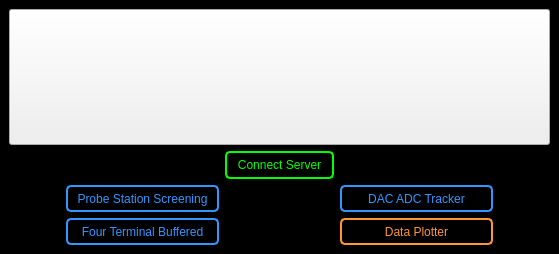
The window that DEMONS GUI/MainWindow.ui (zxiazxia/LabRAD-Device-Electrical_Measurement-ONline_Software) describes before a commit, drawn with Qt 5.
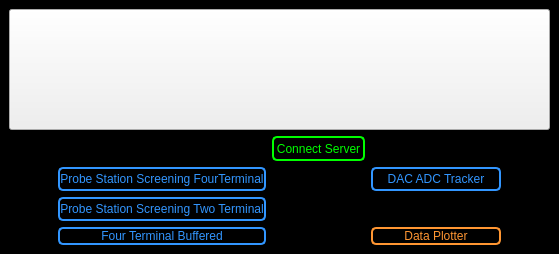
The same window after the commit. Icons and pictures are not drawn.

The edit to the form file:
```diff
--- a/DEMONS GUI/MainWindow.ui
+++ b/DEMONS GUI/MainWindow.ui
@@ -24,75 +24,7 @@
 background-color: rgb(0, 0, 0);
 }</string>
    </property>
-   <layout class="QGridLayout" name="gridLayout" rowstretch="5,1,1,1" columnstretch="1,3,1,1,3,1">
-    <item row="1" column="2" colspan="2">
-     <widget class="QPushButton" name="pushButton_LabRADConnect">
-      <property name="sizePolicy">
-       <sizepolicy hsizetype="Preferred" vsizetype="Preferred">
-        <horstretch>0</horstretch>
-        <verstretch>0</verstretch>
-       </sizepolicy>
-      </property>
-      <property name="styleSheet">
-       <string notr="true">QPushButton:pressed#pushButton_LabRADConnect{
-color: rgb(0,255,0);
-background-color:rgb(0,50,0);
-border: 1px solid rgb(0,255,0);
-border-radius: 5px
-}
-
-QPushButton#pushButton_LabRADConnect{
-color: rgb(0,255,0);
-background-color:rgb(0,0,0);
-border: 2px solid rgb(0,255,0);
-border-radius: 5px
-}
-</string>
-      </property>
-      <property name="text">
-       <string>Connect Server</string>
-      </property>
-     </widget>
-    </item>
-    <item row="1" column="0">
-     <spacer name="horizontalSpacer">
-      <property name="orientation">
-       <enum>Qt::Horizontal</enum>
-      </property>
-      <property name="sizeHint" stdset="0">
-       <size>
-        <width>61</width>
-        <height>20</height>
-       </size>
-      </property>
-     </spacer>
-    </item>
-    <item row="1" column="1">
-     <spacer name="horizontalSpacer_2">
-      <property name="orientation">
-       <enum>Qt::Horizontal</enum>
-      </property>
-      <property name="sizeHint" stdset="0">
-       <size>
-        <width>124</width>
-        <height>20</height>
-       </size>
-      </property>
-     </spacer>
-    </item>
-    <item row="1" column="4">
-     <spacer name="horizontalSpacer_3">
-      <property name="orientation">
-       <enum>Qt::Horizontal</enum>
-      </property>
-      <property name="sizeHint" stdset="0">
-       <size>
-        <width>124</width>
-        <height>20</height>
-       </size>
-      </property>
-     </spacer>
-    </item>
+   <layout class="QGridLayout" name="gridLayout" rowstretch="5,1,1,1,0" columnstretch="1,3,1,1,3,1">
     <item row="0" column="0" colspan="6">
      <widget class="QPushButton" name="pushButton_Logo">
       <property name="sizePolicy">
@@ -111,50 +43,6 @@
       </property>
      </widget>
     </item>
-    <item row="2" column="4">
-     <widget class="QPushButton" name="pushButton_DACADC_Tracker">
-      <property name="sizePolicy">
-       <sizepolicy hsizetype="Preferred" vsizetype="Preferred">
-        <horstretch>0</horstretch>
-        <verstretch>0</verstretch>
-       </sizepolicy>
-      </property>
-      <property name="styleSheet">
-       <string notr="true">QPushButton:pressed#pushButton_DACADC_Tracker{
-color: rgb(50,150,255);
-background-color:rgb(10,30,50);
-border: 1px solid rgb(50,150,255);
-border-radius: 5px
-}
-
-QPushButton#pushButton_DACADC_Tracker{
-color: rgb(50,150,255);
-background-color:rgb(0,0,0);
-border: 2px solid  rgb(50,150,255);
-border-radius: 5px
-}
-
-
-</string>
-      </property>
-      <property name="text">
-       <string>DAC ADC Tracker</string>
-      </property>
-     </widget>
-    </item>
-    <item row="2" column="5">
-     <spacer name="horizontalSpacer_5">
-      <property name="orientation">
-       <enum>Qt::Horizontal</enum>
-      </property>
-      <property name="sizeHint" stdset="0">
-       <size>
-        <width>61</width>
-        <height>20</height>
-       </size>
-      </property>
-     </spacer>
-    </item>
     <item row="2" column="1">
      <widget class="QPushButton" name="pushButton_FourTerminalGateSweepProbeStation">
       <property name="sizePolicy">
@@ -179,7 +67,7 @@
 }</string>
       </property>
       <property name="text">
-       <string>Probe Station Screening</string>
+       <string>Probe Station Screening FourTerminal</string>
       </property>
      </widget>
     </item>
@@ -235,7 +123,132 @@
       </property>
      </spacer>
     </item>
-    <item row="3" column="1">
+    <item row="1" column="0">
+     <spacer name="horizontalSpacer">
+      <property name="orientation">
+       <enum>Qt::Horizontal</enum>
+      </property>
+      <property name="sizeHint" stdset="0">
+       <size>
+        <width>61</width>
+        <height>20</height>
+       </size>
+      </property>
+     </spacer>
+    </item>
+    <item row="1" column="2" colspan="2">
+     <widget class="QPushButton" name="pushButton_LabRADConnect">
+      <property name="sizePolicy">
+       <sizepolicy hsizetype="Preferred" vsizetype="Preferred">
+        <horstretch>0</horstretch>
+        <verstretch>0</verstretch>
+       </sizepolicy>
+      </property>
+      <property name="styleSheet">
+       <string notr="true">QPushButton:pressed#pushButton_LabRADConnect{
+color: rgb(0,255,0);
+background-color:rgb(0,50,0);
+border: 1px solid rgb(0,255,0);
+border-radius: 5px
+}
+
+QPushButton#pushButton_LabRADConnect{
+color: rgb(0,255,0);
+background-color:rgb(0,0,0);
+border: 2px solid rgb(0,255,0);
+border-radius: 5px
+}
+</string>
+      </property>
+      <property name="text">
+       <string>Connect Server</string>
+      </property>
+     </widget>
+    </item>
+    <item row="1" column="1">
+     <spacer name="horizontalSpacer_2">
+      <property name="orientation">
+       <enum>Qt::Horizontal</enum>
+      </property>
+      <property name="sizeHint" stdset="0">
+       <size>
+        <width>124</width>
+        <height>20</height>
+       </size>
+      </property>
+     </spacer>
+    </item>
+    <item row="1" column="4">
+     <spacer name="horizontalSpacer_3">
+      <property name="orientation">
+       <enum>Qt::Horizontal</enum>
+      </property>
+      <property name="sizeHint" stdset="0">
+       <size>
+        <width>124</width>
+        <height>20</height>
+       </size>
+      </property>
+     </spacer>
+    </item>
+    <item row="2" column="3">
+     <spacer name="horizontalSpacer_6">
+      <property name="orientation">
+       <enum>Qt::Horizontal</enum>
+      </property>
+      <property name="sizeHint" stdset="0">
+       <size>
+        <width>61</width>
+        <height>20</height>
+       </size>
+      </property>
+     </spacer>
+    </item>
+    <item row="2" column="5">
+     <spacer name="horizontalSpacer_5">
+      <property name="orientation">
+       <enum>Qt::Horizontal</enum>
+      </property>
+      <property name="sizeHint" stdset="0">
+       <size>
+        <width>61</width>
+        <height>20</height>
+       </size>
+      </property>
+     </spacer>
+    </item>
+    <item row="2" column="4">
+     <widget class="QPushButton" name="pushButton_DACADC_Tracker">
+      <property name="sizePolicy">
+       <sizepolicy hsizetype="Preferred" vsizetype="Preferred">
+        <horstretch>0</horstretch>
+        <verstretch>0</verstretch>
+       </sizepolicy>
+      </property>
+      <property name="styleSheet">
+       <string notr="true">QPushButton:pressed#pushButton_DACADC_Tracker{
+color: rgb(50,150,255);
+background-color:rgb(10,30,50);
+border: 1px solid rgb(50,150,255);
+border-radius: 5px
+}
+
+QPushButton#pushButton_DACADC_Tracker{
+color: rgb(50,150,255);
+background-color:rgb(0,0,0);
+border: 2px solid  rgb(50,150,255);
+border-radius: 5px
+}
+
+
+</string>
+      </property>
+      <property name="text">
+       <string>DAC ADC Tracker</string>
+      </property>
+     </widget>
+    </item>
+    <item row="4" column="1">
      <widget class="QPushButton" name="pushButton_FourTerminalGateSweepSQUID">
       <property name="sizePolicy">
        <sizepolicy hsizetype="Preferred" vsizetype="Preferred">
@@ -266,7 +279,7 @@
       </property>
      </widget>
     </item>
-    <item row="3" column="4">
+    <item row="4" column="4">
      <widget class="QPushButton" name="pushButton_DataPlotter">
       <property name="sizePolicy">
        <sizepolicy hsizetype="Preferred" vsizetype="Preferred">
@@ -297,6 +310,34 @@
       </property>
      </widget>
     </item>
+    <item row="3" column="1">
+     <widget class="QPushButton" name="pushButton_TwoTerminalGateSweepProbeStation">
+      <property name="sizePolicy">
+       <sizepolicy hsizetype="Preferred" vsizetype="Preferred">
+        <horstretch>0</horstretch>
+        <verstretch>0</verstretch>
+       </sizepolicy>
+      </property>
+      <property name="styleSheet">
+       <string notr="true">QPushButton:pressed#pushButton_TwoTerminalGateSweepProbeStation{
+color: rgb(50,150,255);
+background-color:rgb(10,30,50);
+border: 1px solid rgb(50,150,255);
+border-radius: 5px
+}
+
+QPushButton#pushButton_TwoTerminalGateSweepProbeStation{
+color: rgb(50,150,255);
+background-color:rgb(0,0,0);
+border: 2px solid  rgb(50,150,255);
+border-radius: 5px
+}</string>
+      </property>
+      <property name="text">
+       <string>Probe Station Screening Two Terminal</string>
+      </property>
+     </widget>
+    </item>
    </layout>
   </widget>
  </widget>
```
Left out of the diff: 13 changed lines with no effect on the pictures.
